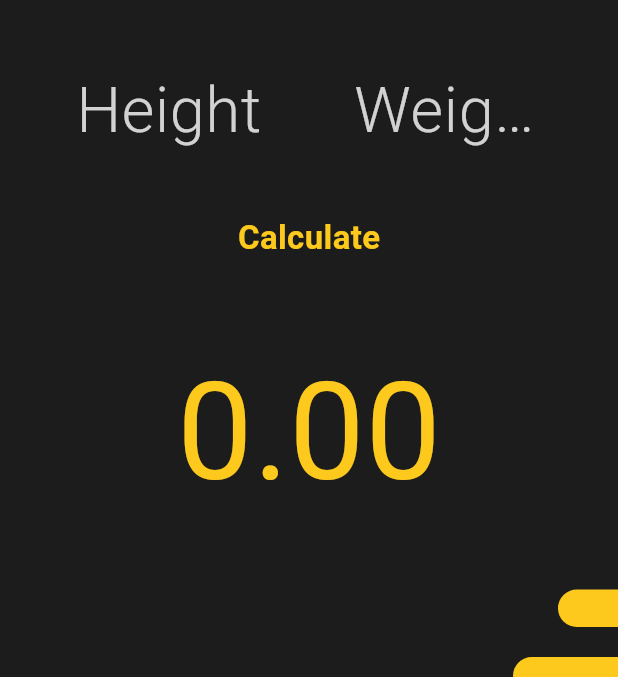
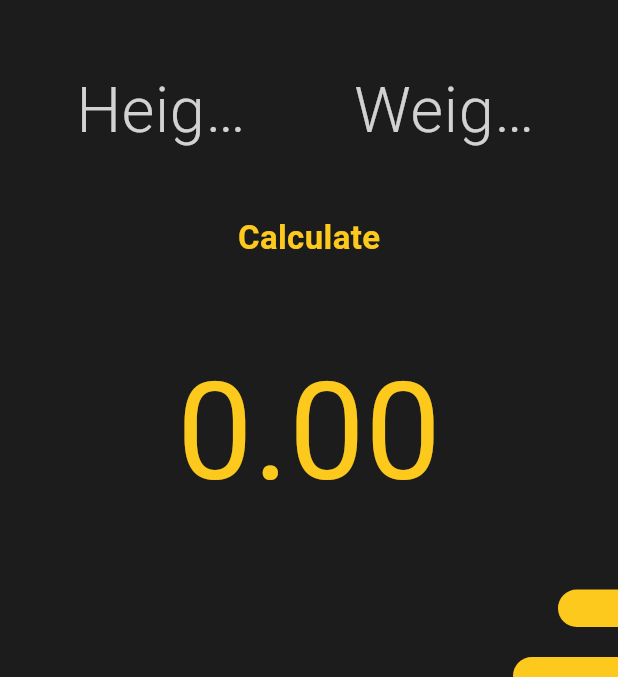
Before and after one commit to nikkhilpareek/BMI-Flutter, a Flutter app: the screen it shows after launch, after a tap on "Calculate", on a phone screen of 412 x 824 dp, the part 63-740 px from its top. Run offline on Flutter 3.47's test engine with Material 3 defaults, Android fonts, the phone set to English and light mode, and no system bars; our stand-ins replace device_preview, hexcolor.

Commit message:
updated units for better calculations

```diff
--- a/lib/screens/home.dart
+++ b/lib/screens/home.dart
@@ -48,7 +48,7 @@ class _HomeScreenState extends State<HomeScreen> {
                       keyboardType: TextInputType.number,
                       decoration: InputDecoration(
                         border: InputBorder.none,
-                        hintText: "Height",
+                        hintText: "Height(CM)",
                         hintStyle: TextStyle(
                             fontSize: 42,
                             fontWeight: FontWeight.w300,
@@ -69,7 +69,7 @@ class _HomeScreenState extends State<HomeScreen> {
                       keyboardType: TextInputType.number,
                       decoration: InputDecoration(
                         border: InputBorder.none,
-                        hintText: "Weight",
+                        hintText: "Weight(KG)",
                         hintStyle: TextStyle(
                             fontSize: 42,
                             fontWeight: FontWeight.w300,
@@ -85,7 +85,7 @@ class _HomeScreenState extends State<HomeScreen> {
               ),
               GestureDetector(
                 onTap: () {
-                  double _h = double.parse(_heightController.text);
+                  double _h = double.parse(_heightController.text)/100;
                   double _w = double.parse(_weightController.text);
                   setState(() {
                     _bmiResult = _w / (_h * _h);
```
